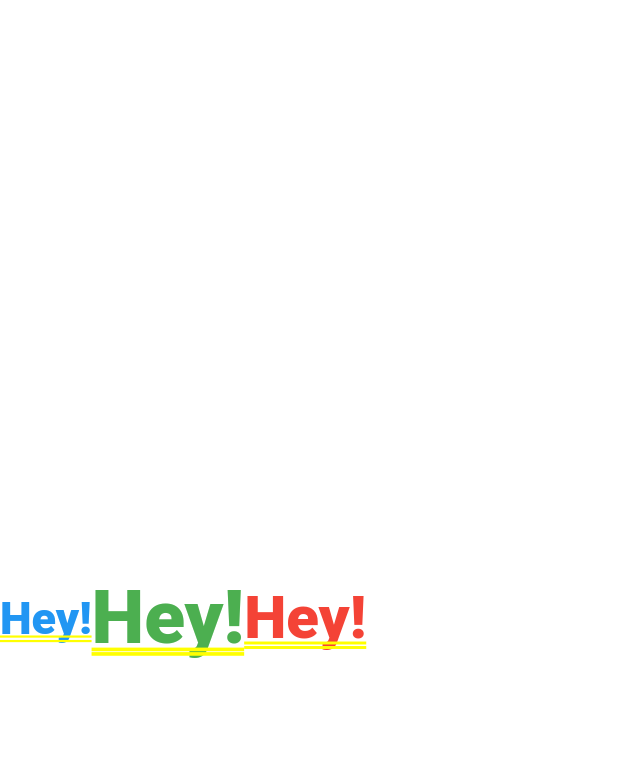
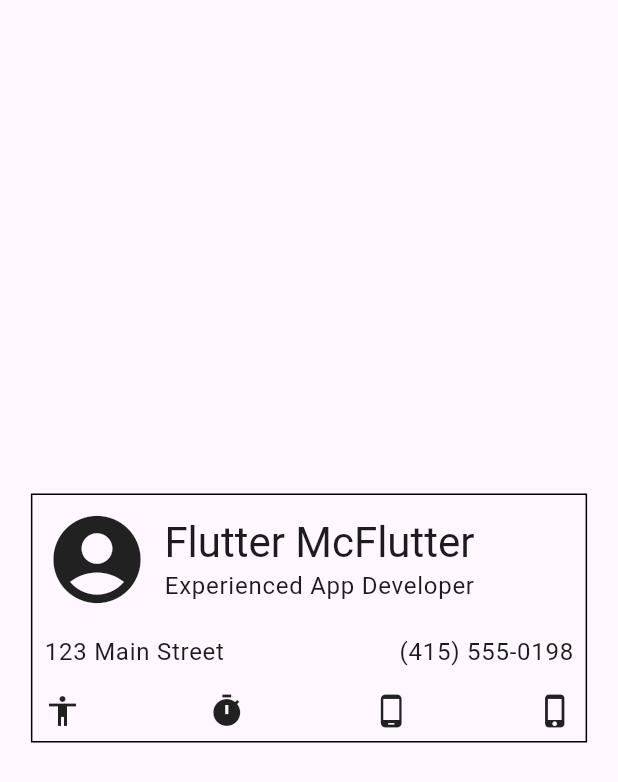
Before and after one commit to JER3MIAH/responsive_todo_app, a Flutter app: the screen it shows after launch, on a phone screen of 412 x 824 dp. Shown: the top 782 px of the screen. Run offline on Flutter 3.47's test engine with Material 2 defaults, Android fonts, the phone set to English and light mode, and no system bars; Roboto replaces fonts that are missing (Futura).

Commit message:
flutter codelabs layouts practice

```diff
--- a/lib/logic/widget.dart
+++ b/lib/logic/widget.dart
@@ -5,35 +5,55 @@ class MyWidget extends StatelessWidget {
 
   @override
   Widget build(BuildContext context) {
-    return const Row(
-      crossAxisAlignment: CrossAxisAlignment.center,
-      textBaseline: TextBaseline.alphabetic,
-      children: [
-        Text(
-          'Hey!',
-          style: TextStyle(
-            fontSize: 30,
-            fontFamily: 'Futura',
-            color: Colors.blue,
+    var bodyLarge = Theme.of(context).textTheme.bodyLarge;
+    return Scaffold(
+      body: Center(
+        child: Container(
+          padding: const EdgeInsets.all(8.0),
+          decoration: BoxDecoration(border: Border.all()),
+          width: MediaQuery.of(context).size.width * 0.9,
+          child: Column(
+            mainAxisSize: MainAxisSize.min,
+            mainAxisAlignment: MainAxisAlignment.center,
+            children: [
+              Row(
+                children: [
+                  const Icon(
+                    Icons.account_circle,
+                    size: 70,
+                  ),
+                  const SizedBox(width: 10),
+                  Column(
+                    children: [
+                      Text('Flutter McFlutter',
+                          style: Theme.of(context).textTheme.headlineMedium),
+                      Text('Experienced App Developer', style: bodyLarge),
+                    ],
+                  ),
+                ],
+              ),
+              const SizedBox(height: 15),
+              Row(
+                mainAxisAlignment: MainAxisAlignment.spaceBetween,
+                children: [
+                  Text('123 Main Street', style: bodyLarge),
+                  Text('(415) 555-0198', style: bodyLarge),
+                ],
+              ),
+              const SizedBox(height: 15),
+              const Row(
+                mainAxisAlignment: MainAxisAlignment.spaceBetween,
+                children: [
+                  Icon(Icons.accessibility),
+                  Icon(Icons.timer),
+                  Icon(Icons.phone_android),
+                  Icon(Icons.phone_iphone),
+                ],
+              )
+            ],
           ),
         ),
-        Text(
-          'Hey!',
-          style: TextStyle(
-            fontSize: 50,
-            fontFamily: 'Futura',
-            color: Colors.green,
-          ),
-        ),
-        Text(
-          'Hey!',
-          style: TextStyle(
-            fontSize: 40,
-            fontFamily: 'Futura',
-            color: Colors.red,
-          ),
-        ),
-      ],
+      ),
     );
   }
 }
```
